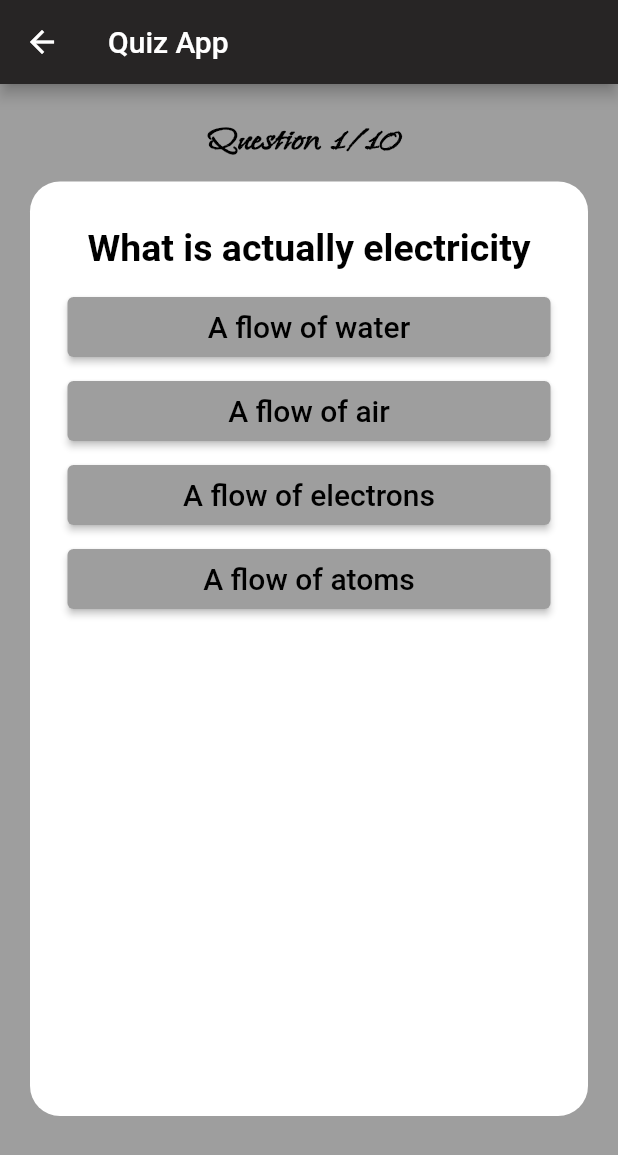
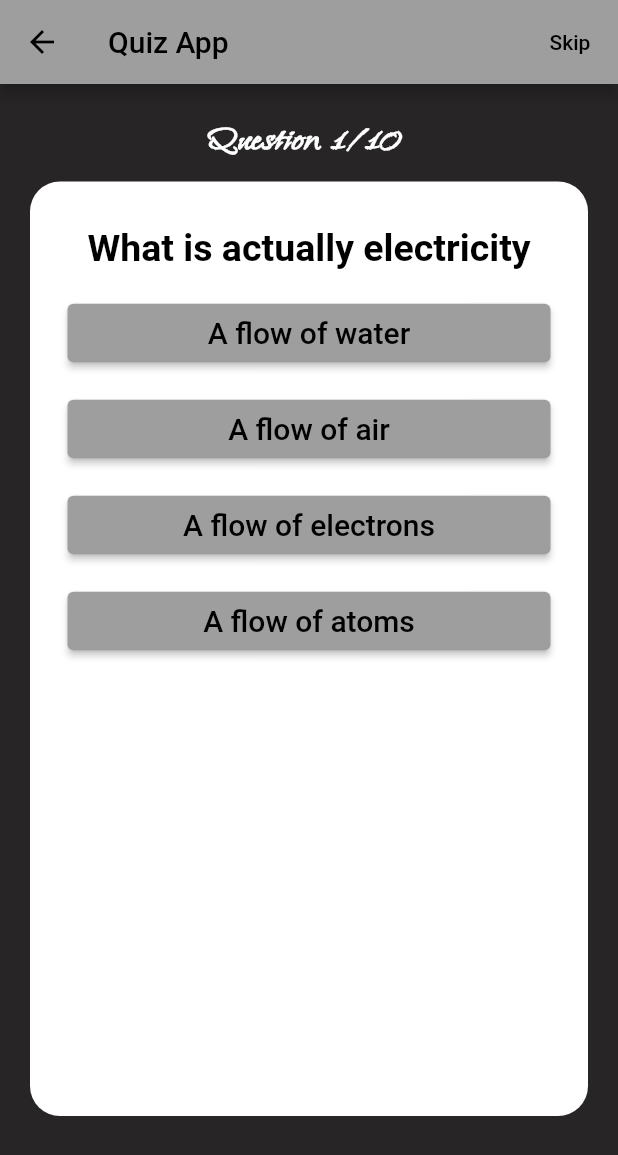
Before and after one commit to islamzareer/QuizApp, a Flutter app: the HomeScreen screen opened directly, on a phone screen of 412 x 824 dp. Shown: the top 1155 px of the screen. Run offline on Flutter 3.47's test engine with Material 2 defaults, Android fonts, the phone set to English and light mode, and no system bars.

Commit message:
first version

```diff
--- a/lib/screens/home_screen.dart
+++ b/lib/screens/home_screen.dart
@@ -37,23 +37,33 @@ class _HomeScreenState extends State<HomeScreen> {
     return SafeArea(
         child: Scaffold(
       appBar: AppBar(
-        iconTheme: const IconThemeData(color: Colors.white),
-        backgroundColor: const Color.fromARGB(255, 39, 37, 37),
+        backgroundColor: Colors.grey,
+        actions: [
+          TextButton(
+            onPressed: () {
+              answerQuestion(0);
+            },
+            child: const Text(
+              "Skip",
+              style: TextStyle(color: Colors.black),
+            ),
+          )
+        ],
         title: const Text(
           'Quiz App',
-          style: TextStyle(color: Colors.white, fontWeight: FontWeight.w500),
+          style: TextStyle(color: Colors.black, fontWeight: FontWeight.w500),
         ),
       ),
       body: Container(
         padding: const EdgeInsets.fromLTRB(10, 20, 10, 0),
-        color: Colors.grey,
+        color: const Color.fromARGB(255, 39, 37, 37),
         child: Column(
           children: [
             (questionIndex + 1 < 11)
                 ? Text(
                     "Question ${questionIndex + 1}/${questions.length} ",
                     style: const TextStyle(
-                        color: Colors.black,
+                        color: Colors.white,
                         fontWeight: FontWeight.bold,
                         fontSize: 30,
                         fontFamily: 'IslandMoments'),
--- a/lib/widgets/answer.dart
+++ b/lib/widgets/answer.dart
@@ -13,12 +13,15 @@ class Answer extends StatelessWidget {
       width: double.infinity,
       child: Container(
         margin: const EdgeInsets.symmetric(vertical: 8),
-        height: 40,
         child: ElevatedButton(
           onPressed: x,
-          child: Text(
-            answerText,
-            style: const TextStyle(fontSize: 20),
+          child: Padding(
+            padding: const EdgeInsets.all(8.0),
+            child: Text(
+              textAlign: TextAlign.center,
+              answerText,
+              style: const TextStyle(fontSize: 20),
+            ),
           ),
         ),
       ),
```
Also changed, not shown: lib/widgets/quiz.dart (+5 -3 lines).
